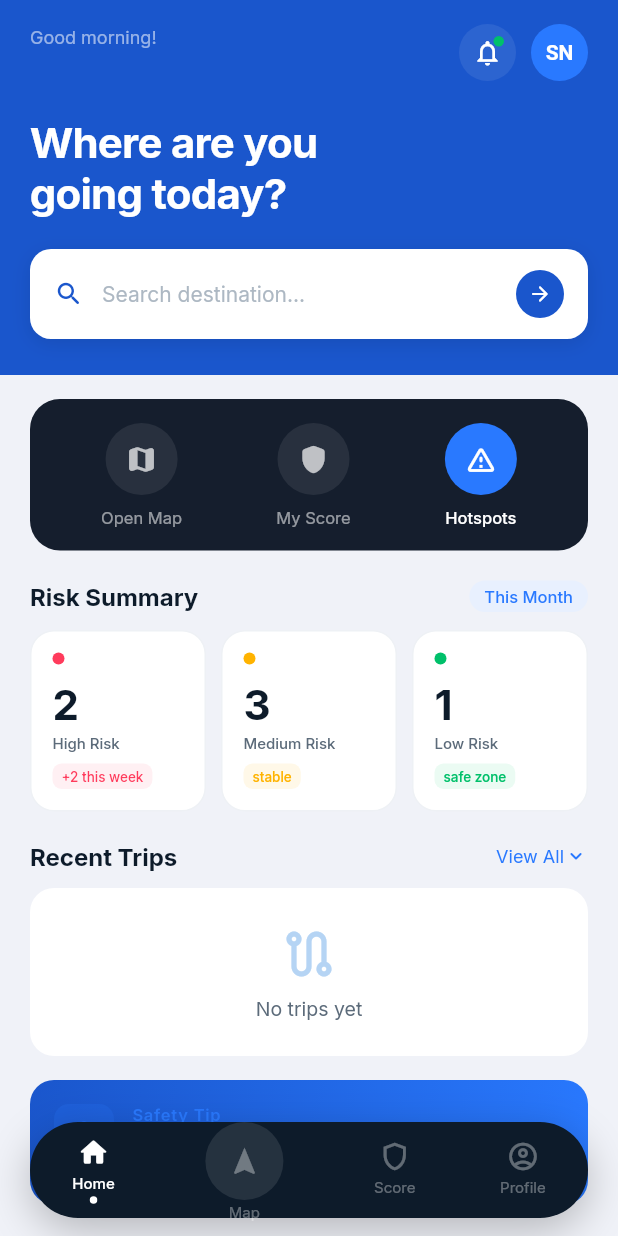
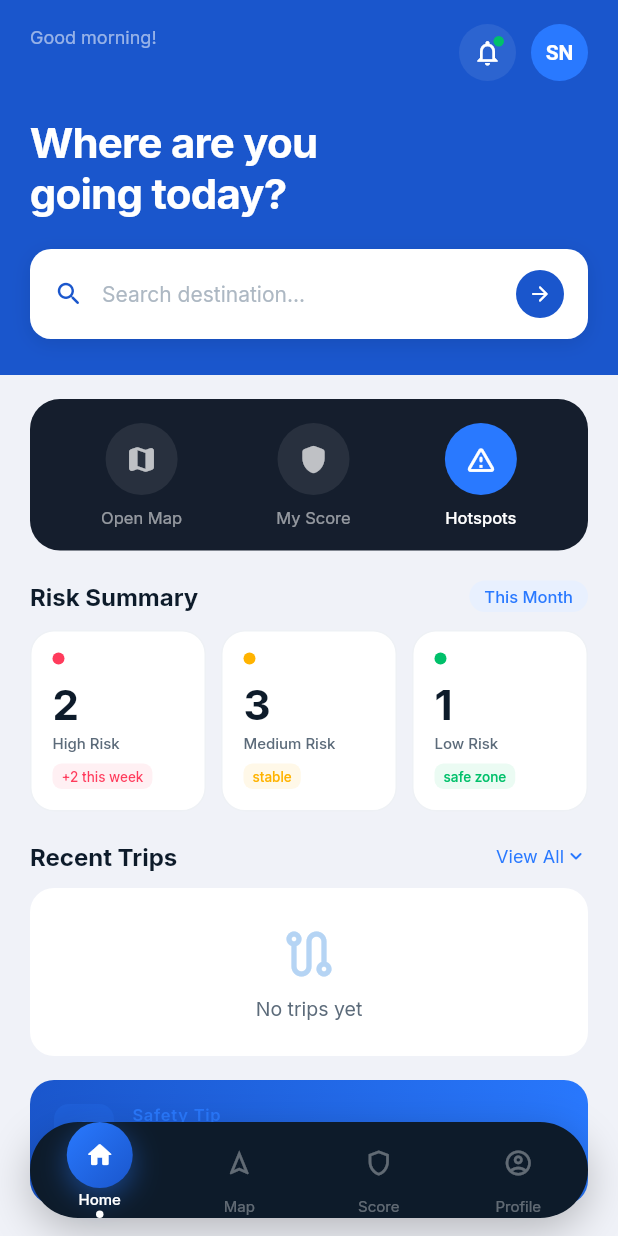
Before and after one commit to akash-de-alwis/R26-IT-048, a Flutter app: the screen it shows after launch, after a tap on "Next", after a tap on "Take Me In", after a tap on "Continue without account", on a phone screen of 412 x 824 dp. Run offline on Flutter 3.47's test engine with Material 3 defaults, Android fonts, the phone set to English and light mode, and no system bars; our stand-ins replace firebase_auth, firebase_core, flutter_tts, geolocator, go_router, google_fonts and 4 more; missing offline and left inert: mapbox_maps_flutter; accounts and stored records are empty.

Commit message:
nav bar enhanced

```diff
--- a/safenav/lib/shared/widgets/bottom_nav_bar.dart
+++ b/safenav/lib/shared/widgets/bottom_nav_bar.dart
@@ -45,7 +45,7 @@ class BottomNavBar extends StatelessWidget {
                 Row(
                   mainAxisAlignment: MainAxisAlignment.spaceAround,
                   children: [
-                    _NavPillItem(
+                    _NavItem(
                       index: 0,
                       currentIndex: currentIndex,
                       icon: Icons.home_outlined,
@@ -53,23 +53,27 @@ class BottomNavBar extends StatelessWidget {
                       label: 'Home',
                       onTap: onTap,
                     ),
-                    _MapNavItem(
-                      isSelected: currentIndex == 1,
-                      onTap: () => onTap(1),
+                    _NavItem(
+                      index: 1,
+                      currentIndex: currentIndex,
+                      icon: Icons.navigation_outlined,
+                      activeIcon: Icons.navigation_rounded,
+                      label: 'Map',
+                      onTap: onTap,
                     ),
-                    _NavPillItem(
+                    _NavItem(
                       index: 2,
                       currentIndex: currentIndex,
                       icon: Icons.shield_outlined,
-                      activeIcon: Icons.shield,
+                      activeIcon: Icons.shield_rounded,
                       label: 'Score',
                       onTap: onTap,
                     ),
-                    _NavPillItem(
+                    _NavItem(
                       index: 3,
                       currentIndex: currentIndex,
                       icon: Icons.account_circle_outlined,
-                      activeIcon: Icons.account_circle,
+                      activeIcon: Icons.account_circle_rounded,
                       label: 'Profile',
                       onTap: onTap,
                     ),
@@ -84,89 +88,9 @@ class BottomNavBar extends StatelessWidget {
   }
 }
 
-// ── Map nav item — raised circle with same label+dot pattern as siblings ──────
-class _MapNavItem extends StatelessWidget {
-  final bool isSelected;
-  final VoidCallback onTap;
+// ── Nav item — circle gradient when selected, dimmed when not ─────────────────
 
-  const _MapNavItem({required this.isSelected, required this.onTap});
-
-  @override
-  Widget build(BuildContext context) {
-    return GestureDetector(
-      onTap: onTap,
-      behavior: HitTestBehavior.opaque,
-      child: SizedBox(
-        height: 64,
-        width: 60,
-        child: Column(
-          // Pack from the bottom so the circle naturally floats above the pill
-          mainAxisAlignment: MainAxisAlignment.end,
-          children: [
-            AnimatedContainer(
-              duration: const Duration(milliseconds: 200),
-              width: 52,
-              height: 52,
-              decoration: BoxDecoration(
-                gradient: isSelected
-                    ? const LinearGradient(
-                        colors: [Color(0xFF2979FF), Color(0xFF1A56CC)],
-                        begin: Alignment.topLeft,
-                        end: Alignment.bottomRight,
-                      )
-                    : null,
-                color: isSelected ? null : Colors.white.withValues(alpha: 0.10),
-                shape: BoxShape.circle,
-                boxShadow: isSelected
-                    ? [
-                        BoxShadow(
-                          color: const Color(0xFF2979FF).withValues(alpha: 0.45),
-                          blurRadius: 16,
-                          offset: const Offset(0, 6),
-                        ),
-                      ]
-                    : null,
-              ),
-              child: Icon(
-                Icons.navigation,
-                color: isSelected
-                    ? Colors.white
-                    : Colors.white.withValues(alpha: 0.35),
-                size: 22,
-              ),
-            ),
-            const SizedBox(height: 2),
-            Text(
-              'Map',
-              style: TextStyle(
-                fontSize: 10,
-                color: isSelected
-                    ? Colors.white
-                    : Colors.white.withValues(alpha: 0.35),
-                fontWeight:
-                    isSelected ? FontWeight.w500 : FontWeight.w400,
-              ),
-            ),
-            const SizedBox(height: 3),
-            AnimatedContainer(
-              duration: const Duration(milliseconds: 200),
-              width: isSelected ? 5 : 0,
-              height: isSelected ? 5 : 0,
-              decoration: const BoxDecoration(
-                color: Colors.white,
-                shape: BoxShape.circle,
-              ),
-            ),
-            const SizedBox(height: 6),
-          ],
-        ),
-      ),
-    );
-  }
-}
-
-// ── Standard pill nav item ────────────────────────────────────────────────────
-class _NavPillItem extends StatelessWidget {
+class _NavItem extends StatelessWidget {
   final int index;
   final int currentIndex;
   final IconData icon;
@@ -174,7 +98,7 @@ class _NavPillItem extends StatelessWidget {
   final String label;
   final ValueChanged<int> onTap;
 
-  const _NavPillItem({
+  const _NavItem({
     required this.index,
     required this.currentIndex,
     required this.icon,
@@ -190,17 +114,45 @@ class _NavPillItem extends StatelessWidget {
     return GestureDetector(
       onTap: () => onTap(index),
       behavior: HitTestBehavior.opaque,
+      child: SizedBox(
+        height: 64,
+        width: 60,
         child: Column(
-        mainAxisAlignment: MainAxisAlignment.center,
+          mainAxisAlignment: MainAxisAlignment.end,
           children: [
-          Icon(
+            AnimatedContainer(
+              duration: const Duration(milliseconds: 200),
+              width: 44,
+              height: 44,
+              decoration: BoxDecoration(
+                gradient: _selected
+                    ? const LinearGradient(
+                        colors: [Color(0xFF2979FF), Color(0xFF1A56CC)],
+                        begin: Alignment.topLeft,
+                        end: Alignment.bottomRight,
+                      )
+                    : null,
+                color: _selected ? null : Colors.transparent,
+                shape: BoxShape.circle,
+                boxShadow: _selected
+                    ? [
+                        BoxShadow(
+                          color: const Color(0xFF2979FF).withValues(alpha: 0.45),
+                          blurRadius: 16,
+                          offset: const Offset(0, 6),
+                        ),
+                      ]
+                    : null,
+              ),
+              child: Icon(
                 _selected ? activeIcon : icon,
-            size: 22,
                 color: _selected
                     ? Colors.white
                     : Colors.white.withValues(alpha: 0.35),
+                size: 20,
               ),
-          const SizedBox(height: 3),
+            ),
+            const SizedBox(height: 1),
             Text(
               label,
               style: TextStyle(
@@ -211,7 +163,7 @@ class _NavPillItem extends StatelessWidget {
                 fontWeight: _selected ? FontWeight.w500 : FontWeight.w400,
               ),
             ),
-          const SizedBox(height: 3),
+            const SizedBox(height: 2),
             AnimatedContainer(
               duration: const Duration(milliseconds: 200),
               width: _selected ? 5 : 0,
@@ -223,6 +175,7 @@ class _NavPillItem extends StatelessWidget {
             ),
           ],
         ),
+      ),
     );
   }
 }
```
Lines whose indentation alone changed are shown as unchanged.
